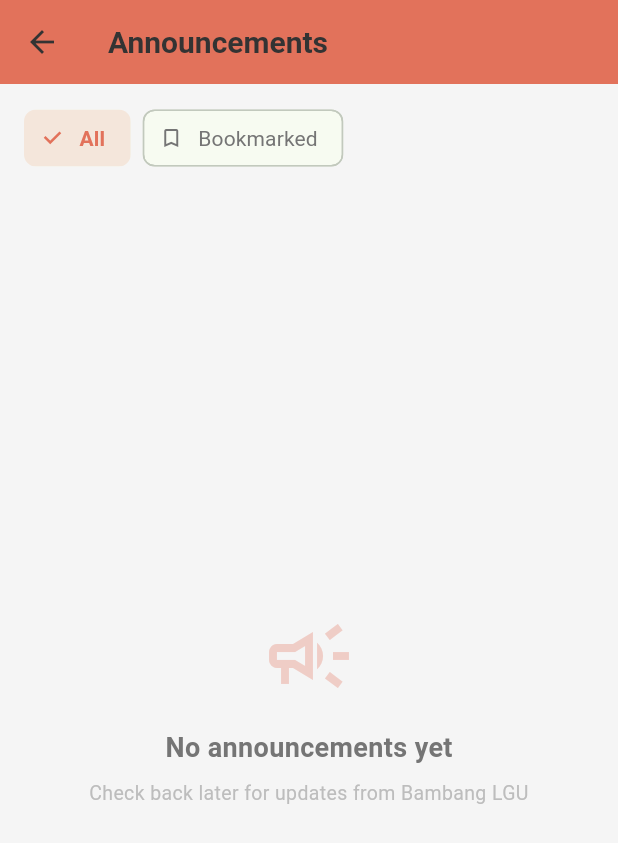
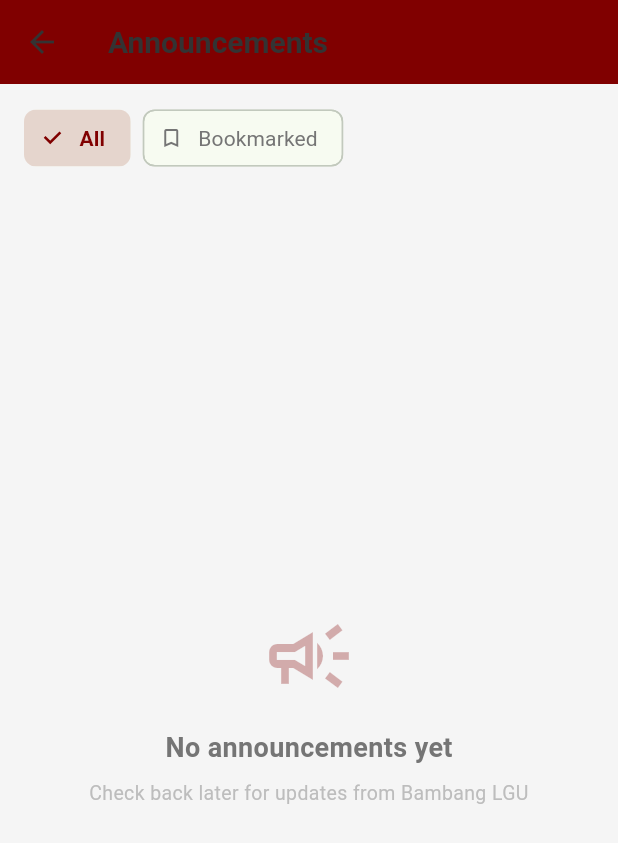
Before and after one commit to Project-Vizcaya/One-Vizcaya, a Flutter app: the AnnouncementsScreen screen opened by its route, on a phone screen of 412 x 824 dp. Shown: the top 843 px of the screen. Run offline on Flutter 3.47's test engine with Material 3 defaults, Android fonts, the phone set to English and light mode, and no system bars; our stand-ins replace app_links, cloud_firestore, firebase_auth, firebase_core, firebase_messaging, firebase_storage and 13 more; missing offline and left inert: firebase_app_check, mobile_scanner; accounts and stored records are empty; generated files the repository leaves out were written again.

Commit message:
Update municipality titles and apply primary/secondary/tertiary color scheme
Replace each municipality's definitive title and rework themes to the new
three-color scheme: appBarColor (primary), secondaryColor (accent/icons),
and a new tertiaryColor (surface/cards). Welcome messages now use each
municipality's definitive title (e.g., Bambang — The Agricultural Hub,
Solano — The Premier Commercial Core). Adds a 'title' field per theme for
reuse in the home header and municipality info pop-up.

```diff
--- a/one_vizcaya/lib/core/constants/app_constants.dart
+++ b/one_vizcaya/lib/core/constants/app_constants.dart
@@ -371,88 +371,118 @@ class AppConstants {
   static const String npcHotline = '1-866-NPC-9993';
 
   static const Map<String, dynamic> municipalityThemes = {
+    'Alfonso Castañeda': {
+      'title': 'The Hydroelectric Powerhouse',
+      'appBarColor': Color(0xFF8B0000), // Deep Red
+      'secondaryColor': Color(0xFFFFD700), // Gold
+      'tertiaryColor': Color(0xFFF8EBEB), // Soft Red Tint
+      'welcomeMsg':
+          'Welcome to Alfonso Castañeda, The Hydroelectric Powerhouse!',
+    },
+    'Ambaguio': {
+      'title': 'The Gateway to Mount Pulag',
+      'appBarColor': Color(0xFF008080), // Teal
+      'secondaryColor': Color(0xFFFFA500), // Orange Accent
+      'tertiaryColor': Color(0xFFE5F2F2), // Soft Teal Tint
+      'welcomeMsg': 'Welcome to Ambaguio, The Gateway to Mount Pulag!',
+    },
+    'Aritao': {
+      'title': 'The Onion Capital',
+      'appBarColor': Color(0xFFE27D60), // Onion Coral
+      'secondaryColor': Color(0xFF85DCBA), // Leaf Green
+      'tertiaryColor': Color(0xFFFCEEEA), // Soft Coral Tint
+      'welcomeMsg': 'Welcome to Aritao, The Onion Capital!',
+    },
+    'Bagabag': {
+      'title': 'The Pineapple Haven',
+      'appBarColor': Color(0xFFF4A460), // Goldenrod
+      'secondaryColor': Color(0xFF228B22), // Pineapple Green
+      'tertiaryColor': Color(0xFFFDF6E3), // Warm Yellow Tint
+      'welcomeMsg': 'Welcome to Bagabag, The Pineapple Haven!',
+    },
     'Bambang': {
-      'appBarColor': Color(0xFFE2725B), // Terracotta
-      'secondaryColor': Color(0xFF8B4513), // Saddle Brown
+      'title': 'The Agricultural Hub',
+      'appBarColor': Color(0xFF800000), // Maroon
+      'secondaryColor': Color(0xFFFFFFFF), // White
+      'tertiaryColor': Color(0xFFFDF5F5), // Soft Maroon Tint
+      'welcomeMsg': 'Welcome to Bambang, The Agricultural Hub!',
+    },
+    'Bayombong': {
+      'title': 'The Educational and Institutional Capital',
+      'appBarColor': Color(0xFF006400), // Dark Green
+      'secondaryColor': Color(0xFFFFD700), // Gold
+      'tertiaryColor': Color(0xFFE6EFE6), // Soft Green Tint
       'welcomeMsg':
-          'Welcome to Bambang, The Agricultural Hub of Nueva Vizcaya!',
+          'Welcome to Bayombong, The Educational and Institutional Capital!',
+    },
+    'Diadi': {
+      'title': 'The Eco-Tourism Sanctuary',
+      'appBarColor': Color(0xFF2E8B57), // Sea Green
+      'secondaryColor': Color(0xFFD2691E), // Earth Brown
+      'tertiaryColor': Color(0xFFEAF3EE), // Light Sea Green
+      'welcomeMsg': 'Welcome to Diadi, The Eco-Tourism Sanctuary!',
+    },
+    'Dupax del Norte': {
+      'title': 'The Agro-Forestry Frontier',
+      'appBarColor': Color(0xFF8B4513), // Saddle Brown
+      'secondaryColor': Color(0xFF556B2F), // Olive Green
+      'tertiaryColor': Color(0xFFF3EBE6), // Light Earth Tint
+      'welcomeMsg': 'Welcome to Dupax del Norte, The Agro-Forestry Frontier!',
+    },
+    'Dupax del Sur': {
+      'title': 'The Heritage Capital',
+      'appBarColor': Color(0xFFA52A2A), // Burgundy
+      'secondaryColor': Color(0xFFDAA520), // Antique Gold
+      'tertiaryColor': Color(0xFFF6EAEA), // Soft Burgundy Tint
+      'welcomeMsg': 'Welcome to Dupax del Sur, The Heritage Capital!',
+    },
+    'Kasibu': {
+      'title': 'The Citrus Capital of the Philippines',
+      'appBarColor': Color(0xFFFF8C00), // Citrus Orange
+      'secondaryColor': Color(0xFF32CD32), // Lime Green
+      'tertiaryColor': Color(0xFFFFF4E6), // Light Orange Tint
+      'welcomeMsg': 'Welcome to Kasibu, The Citrus Capital of the Philippines!',
+    },
+    'Kayapa': {
+      'title': 'The Summer Capital of Nueva Vizcaya',
+      'appBarColor': Color(0xFF4682B4), // Steel Blue
+      'secondaryColor': Color(0xFF228B22), // Forest Green
+      'tertiaryColor': Color(0xFFEDF2F6), // Soft Blue Tint
+      'welcomeMsg': 'Welcome to Kayapa, The Summer Capital of Nueva Vizcaya!',
+    },
+    'Quezon': {
+      'title': 'The Mineral Outpost',
+      'appBarColor': Color(0xFF4169E1), // Royal Blue
+      'secondaryColor': Color(0xFFFFD700), // Gold
+      'tertiaryColor': Color(0xFFEAEFFC), // Light Blue Tint
+      'welcomeMsg': 'Welcome to Quezon, The Mineral Outpost!',
+    },
+    'Santa Fe': {
+      'title': 'The Gateway to Cagayan Valley',
+      'appBarColor': Color(0xFF556B2F), // Dark Olive
+      'secondaryColor': Color(0xFF8B0000), // Brick Red
+      'tertiaryColor': Color(0xFFEEF0EA), // Light Olive Tint
+      'welcomeMsg': 'Welcome to Santa Fe, The Gateway to Cagayan Valley!',
     },
     'Solano': {
-      'appBarColor': Color(0xFFFF4500), // Bright Red-Orange
-      'secondaryColor': Color(0xFFFFD700), // Golden Yellow
-      'welcomeMsg':
-          'Welcome to Solano, The Commercial Center of Nueva Vizcaya!',
-    },
-    'Bayombong': {
-      'appBarColor': Color(0xFF228B22), // Forest Green
-      'secondaryColor': Color(0xFFF9A825), // Amber Gold
-      'welcomeMsg':
-          'Welcome to Bayombong, The Institutional Capital of Nueva Vizcaya!',
-    },
-    'Bagabag': {
-      'appBarColor': Color(0xFFFFD12A), // Pineapple Gold
-      'secondaryColor': Color(0xFF007FFF), // Azure Blue
-      'welcomeMsg':
-          'Welcome to Bagabag, The Gateway to the World-Famous Rice Terraces!',
-    },
-    'Diadi': {
-      'appBarColor': Color(0xFF004B49), // Deep Teal
-      'secondaryColor': Color(0xFFE6E6FA), // Mist White
-      'welcomeMsg': 'Welcome to Diadi, The Last Frontier of the North!',
+      'title': 'The Premier Commercial Core',
+      'appBarColor': Color(0xFF0A369D), // Deep Blue
+      'secondaryColor': Color(0xFFFFC107), // Amber
+      'tertiaryColor': Color(0xFFE6EBF5), // Soft Blue Tint
+      'welcomeMsg': 'Welcome to Solano, The Premier Commercial Core!',
     },
     'Villaverde': {
-      'appBarColor': Color(0xFFDFFF00), // Light Lime
-      'secondaryColor': Color(0xFF928E85), // Stone
-      'welcomeMsg': 'Welcome to Villaverde, The Land of Bountiful Harvests!',
-    },
-    'Quezon': {
-      'appBarColor': Color(0xFFC0C0C0), // Silver
-      'secondaryColor': Color(0xFF50C878), // Emerald
-      'welcomeMsg': 'Welcome to Quezon, The Land of Hidden Natural Wealth!',
-    },
-    'Aritao': {
-      'appBarColor': Color(0xFFFF6E4A), // Sunrise Orange
-      'secondaryColor': Color(0xFFB66A50), // Clay
-      'welcomeMsg': 'Welcome to Aritao, The Gateway to the Cagayan Valley!',
-    },
-    'Santa Fe': {
-      'appBarColor': Color(0xFF01796F), // Pine Green
-      'secondaryColor': Color(0xFF8C92AC), // Cool Gray
-      'welcomeMsg': 'Welcome to Santa Fe, The Mountain Gateway of Vizcaya!',
-    },
-    'Alfonso Castañeda': {
-      'appBarColor': Color(0xFF4A5D23), // Dark Moss
-      'secondaryColor': Color(0xFF0B3B60), // Deep River Blue
-      'welcomeMsg':
-          'Welcome to Alfonso Castañeda, The Last Frontier of Nueva Vizcaya!',
-    },
-    'Kayapa': {
-      'appBarColor': Color(0xFFF28500), // Tangerine
-      'secondaryColor': Color(0xFF708090), // Fog Gray
-      'welcomeMsg': 'Welcome to Kayapa, The Vegetable Bowl of the Province!',
-    },
-    'Dupax del Norte': {
-      'appBarColor': Color(0xFFCC5500), // Burnt Orange
-      'secondaryColor': Color(0xFFFFFDD0), // Cream
-      'welcomeMsg': 'Welcome to Dupax del Norte, The Home of Cultural Harmony!',
-    },
-    'Dupax del Sur': {
-      'appBarColor': Color(0xFF800000), // Maroon
-      'secondaryColor': Color(0xFFFAEBD7), // Antique White
-      'welcomeMsg': 'Welcome to Dupax del Sur, The Heart of Nueva Vizcaya!',
-    },
-    'Kasibu': {
-      'appBarColor': Color(0xFFFFD700), // Citrus Yellow
-      'secondaryColor': Color(0xFF9966CC), // Mountain Purple
-      'welcomeMsg': 'Welcome to Kasibu, The Citrus Capital of the Philippines!',
-    },
-    'Ambaguio': {
-      'appBarColor': Color(0xFF87CEEB), // Sky Blue
-      'secondaryColor': Color(0xFF454D32), // Pine Needle
-      'welcomeMsg': 'Welcome to Ambaguio, The Summer Capital of Vizcaya!',
+      'title': "The Trailblazer's Sanctuary",
+      'appBarColor': Color(0xFF32CD32), // Lime Green
+      'secondaryColor': Color(0xFFFFA500), // Sun Orange
+      'tertiaryColor': Color(0xFFEAFCEA), // Light Lime Tint
+      'welcomeMsg': "Welcome to Villaverde, The Trailblazer's Sanctuary!",
     },
     'Generic': {
+      'title': 'Nueva Vizcaya',
       'appBarColor': Color(0xFF616161),
+      'secondaryColor': Color(0xFF9E9E9E),
+      'tertiaryColor': Color(0xFFF2F2F2),
       'welcomeMsg': 'Welcome to your Municipality Connect!',
     },
   };
```
